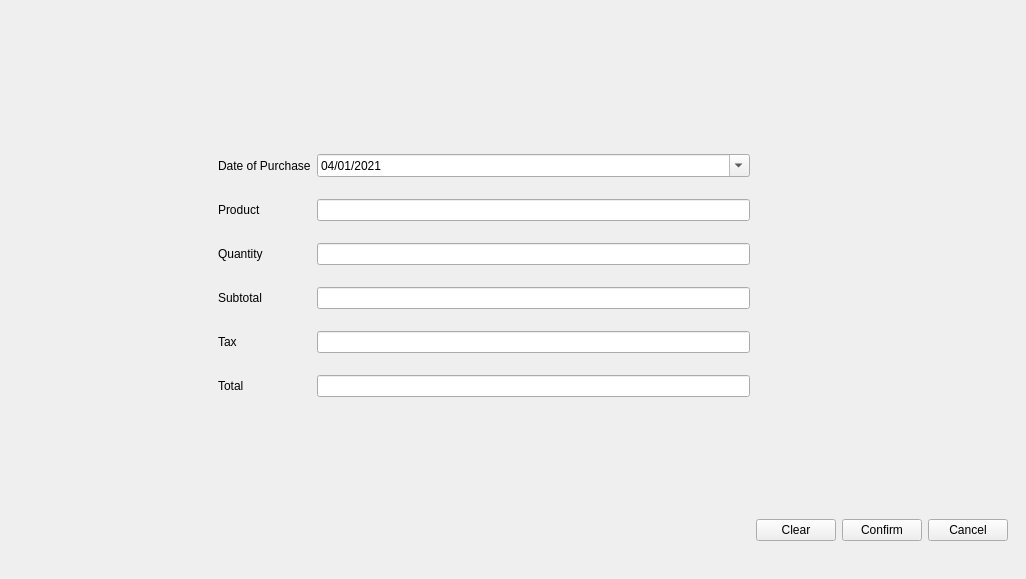
The window that BulkClub/mainwindow.ui (josharaedwards/CS1C-Project-2) describes before a commit, drawn with Qt 5.
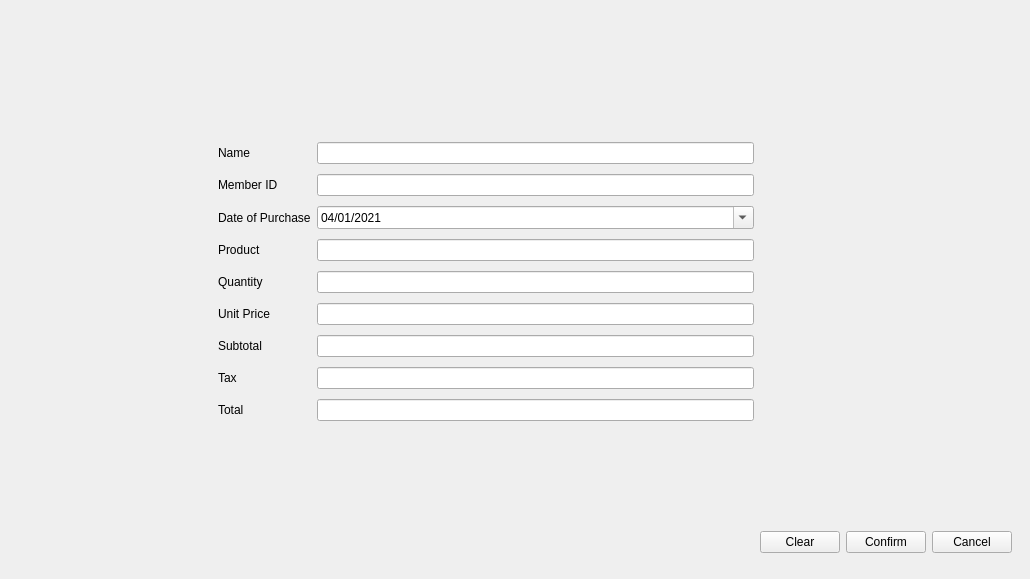
The same window after the commit. The open tabs and pages were chosen to show the change.

Commit message:
A sale can be added to a new member
Currently, only one sale can be added at the time of registering a member, but the added sale populates the member popup with accurate data as well as the sales table.

```diff
--- a/BulkClub/mainwindow.ui
+++ b/BulkClub/mainwindow.ui
@@ -9,7 +9,7 @@
    <rect>
     <x>0</x>
     <y>0</y>
-    <width>973</width>
+    <width>1030</width>
     <height>579</height>
    </rect>
   </property>
@@ -626,7 +626,21 @@
       </widget>
       <widget class="QWidget" name="addSalePage">
        <layout class="QGridLayout" name="gridLayout_7">
-        <item row="8" column="6">
+        <item row="9" column="2">
+         <widget class="QLineEdit" name="totalLineEdit">
+          <property name="readOnly">
+           <bool>true</bool>
+          </property>
+         </widget>
+        </item>
+        <item row="6" column="1">
+         <widget class="QLabel" name="label_14">
+          <property name="text">
+           <string>Unit Price</string>
+          </property>
+         </widget>
+        </item>
+        <item row="11" column="6">
          <widget class="QPushButton" name="cancelAddSaleButton">
           <property name="sizePolicy">
            <sizepolicy hsizetype="Fixed" vsizetype="Fixed">
@@ -639,173 +653,201 @@
           </property>
          </widget>
         </item>
-        <item row="6" column="1">
+        <item row="11" column="4">
+         <widget class="QPushButton" name="clearSaleButton">
+          <property name="sizePolicy">
+           <sizepolicy hsizetype="Fixed" vsizetype="Fixed">
+            <horstretch>0</horstretch>
+            <verstretch>0</verstretch>
+           </sizepolicy>
+          </property>
+          <property name="text">
+           <string>Clear</string>
+          </property>
+         </widget>
+        </item>
+        <item row="10" column="2">
+         <spacer name="verticalSpacer_7">
+          <property name="orientation">
+           <enum>Qt::Vertical</enum>
+          </property>
+          <property name="sizeType">
+           <enum>QSizePolicy::Fixed</enum>
+          </property>
+          <property name="sizeHint" stdset="0">
+           <size>
+            <width>20</width>
+            <height>100</height>
+           </size>
+          </property>
+         </spacer>
+        </item>
+        <item row="7" column="2">
+         <widget class="QLineEdit" name="subtotalLineEdit">
+          <property name="readOnly">
+           <bool>true</bool>
+          </property>
+         </widget>
+        </item>
+        <item row="3" column="2">
+         <widget class="QDateEdit" name="dateOfPurchaseDateEdit">
+          <property name="maximumDate">
+           <date>
+            <year>2021</year>
+            <month>4</month>
+            <day>7</day>
+           </date>
+          </property>
+          <property name="minimumDate">
+           <date>
+            <year>2021</year>
+            <month>4</month>
+            <day>1</day>
+           </date>
+          </property>
+          <property name="displayFormat">
+           <string>MM/dd/yyyy</string>
+          </property>
+          <property name="calendarPopup">
+           <bool>true</bool>
+          </property>
+         </widget>
+        </item>
+        <item row="9" column="1">
          <widget class="QLabel" name="label_13">
           <property name="text">
            <string>Total</string>
           </property>
          </widget>
         </item>
-        <item row="3" column="2">
-         <widget class="QLineEdit" name="quantityLineEdit"/>
+        <item row="6" column="2">
+         <widget class="QLineEdit" name="unitPriceLineEdit">
+          <property name="readOnly">
+           <bool>true</bool>
+          </property>
+         </widget>
+        </item>
+        <item row="0" column="2">
+         <spacer name="verticalSpacer_8">
+          <property name="orientation">
+           <enum>Qt::Vertical</enum>
+          </property>
+          <property name="sizeType">
+           <enum>QSizePolicy::Fixed</enum>
+          </property>
+          <property name="sizeHint" stdset="0">
+           <size>
+            <width>20</width>
+            <height>120</height>
+           </size>
+          </property>
+         </spacer>
+        </item>
+        <item row="4" column="1">
+         <widget class="QLabel" name="label_8">
+          <property name="text">
+           <string>Product</string>
+          </property>
+         </widget>
         </item>
         <item row="5" column="1">
-         <widget class="QLabel" name="label_12">
-          <property name="text">
-           <string>Tax</string>
-          </property>
-         </widget>
-        </item>
-        <item row="8" column="5">
-         <widget class="QPushButton" name="confirmAddSaleButton">
-          <property name="sizePolicy">
-           <sizepolicy hsizetype="Fixed" vsizetype="Fixed">
-            <horstretch>0</horstretch>
-            <verstretch>0</verstretch>
-           </sizepolicy>
-          </property>
-          <property name="text">
-           <string>Confirm</string>
-          </property>
-         </widget>
-        </item>
-        <item row="3" column="1">
          <widget class="QLabel" name="label_9">
           <property name="text">
            <string>Quantity</string>
           </property>
          </widget>
         </item>
-        <item row="1" column="2">
-         <widget class="QDateEdit" name="dateOfPurchaseDateEdit">
-          <property name="maximumDate">
-           <date>
-            <year>2021</year>
-            <month>4</month>
-            <day>7</day>
-           </date>
-          </property>
-          <property name="minimumDate">
-           <date>
-            <year>2021</year>
-            <month>4</month>
-            <day>1</day>
-           </date>
-          </property>
-          <property name="displayFormat">
-           <string>MM/dd/yyyy</string>
-          </property>
-          <property name="calendarPopup">
-           <bool>true</bool>
-          </property>
-         </widget>
+        <item row="5" column="2">
+         <widget class="QLineEdit" name="quantityLineEdit"/>
         </item>
-        <item row="3" column="0">
-         <spacer name="horizontalSpacer_12">
-          <property name="orientation">
-           <enum>Qt::Horizontal</enum>
-          </property>
-          <property name="sizeType">
-           <enum>QSizePolicy::Fixed</enum>
-          </property>
-          <property name="sizeHint" stdset="0">
-           <size>
-            <width>200</width>
-            <height>20</height>
-           </size>
-          </property>
-         </spacer>
-        </item>
-        <item row="1" column="1">
+        <item row="3" column="1">
          <widget class="QLabel" name="label_5">
           <property name="text">
            <string>Date of Purchase</string>
           </property>
          </widget>
         </item>
-        <item row="4" column="2">
-         <widget class="QLineEdit" name="subtotalLineEdit">
-          <property name="readOnly">
-           <bool>true</bool>
+        <item row="11" column="5">
+         <widget class="QPushButton" name="confirmAddSaleButton">
+          <property name="sizePolicy">
+           <sizepolicy hsizetype="Fixed" vsizetype="Fixed">
+            <horstretch>0</horstretch>
+            <verstretch>0</verstretch>
+           </sizepolicy>
+          </property>
+          <property name="text">
+           <string>Confirm</string>
           </property>
          </widget>
         </item>
-        <item row="5" column="2">
+        <item row="8" column="2">
          <widget class="QLineEdit" name="taxLineEdit">
           <property name="readOnly">
            <bool>true</bool>
           </property>
          </widget>
         </item>
-        <item row="8" column="4">
-         <widget class="QPushButton" name="clearSaleButton">
-          <property name="sizePolicy">
-           <sizepolicy hsizetype="Fixed" vsizetype="Fixed">
-            <horstretch>0</horstretch>
-            <verstretch>0</verstretch>
-           </sizepolicy>
-          </property>
-          <property name="text">
-           <string>Clear</string>
-          </property>
-         </widget>
-        </item>
-        <item row="6" column="2">
-         <widget class="QLineEdit" name="totalLineEdit">
-          <property name="readOnly">
-           <bool>true</bool>
-          </property>
-         </widget>
-        </item>
-        <item row="4" column="1">
+        <item row="7" column="1">
          <widget class="QLabel" name="label_11">
           <property name="text">
            <string>Subtotal</string>
           </property>
          </widget>
         </item>
-        <item row="2" column="1">
-         <widget class="QLabel" name="label_8">
-          <property name="text">
-           <string>Product</string>
-          </property>
-         </widget>
-        </item>
-        <item row="7" column="2">
-         <spacer name="verticalSpacer_7">
-          <property name="orientation">
-           <enum>Qt::Vertical</enum>
-          </property>
-          <property name="sizeType">
-           <enum>QSizePolicy::Fixed</enum>
-          </property>
-          <property name="sizeHint" stdset="0">
-           <size>
-            <width>20</width>
-            <height>100</height>
-           </size>
-          </property>
-         </spacer>
-        </item>
-        <item row="0" column="2">
-         <spacer name="verticalSpacer_8">
-          <property name="orientation">
-           <enum>Qt::Vertical</enum>
-          </property>
-          <property name="sizeType">
-           <enum>QSizePolicy::Fixed</enum>
-          </property>
-          <property name="sizeHint" stdset="0">
-           <size>
-            <width>20</width>
-            <height>120</height>
-           </size>
-          </property>
-         </spacer>
-        </item>
-        <item row="2" column="2">
+        <item row="4" column="2">
          <widget class="QLineEdit" name="productLineEdit"/>
         </item>
+        <item row="5" column="0">
+         <spacer name="horizontalSpacer_12">
+          <property name="orientation">
+           <enum>Qt::Horizontal</enum>
+          </property>
+          <property name="sizeType">
+           <enum>QSizePolicy::Fixed</enum>
+          </property>
+          <property name="sizeHint" stdset="0">
+           <size>
+            <width>200</width>
+            <height>20</height>
+           </size>
+          </property>
+         </spacer>
+        </item>
+        <item row="1" column="1">
+         <widget class="QLabel" name="label_15">
+          <property name="text">
+           <string>Name</string>
+          </property>
+         </widget>
+        </item>
+        <item row="8" column="1">
+         <widget class="QLabel" name="label_12">
+          <property name="text">
+           <string>Tax</string>
+          </property>
+         </widget>
+        </item>
+        <item row="1" column="2">
+         <widget class="QLineEdit" name="nameLineEdit">
+          <property name="readOnly">
+           <bool>true</bool>
+          </property>
+         </widget>
+        </item>
+        <item row="2" column="1">
+         <widget class="QLabel" name="label_16">
+          <property name="text">
+           <string>Member ID</string>
+          </property>
+         </widget>
+        </item>
+        <item row="2" column="2">
+         <widget class="QLineEdit" name="memIDLineEdit">
+          <property name="readOnly">
+           <bool>true</bool>
+          </property>
+         </widget>
+        </item>
        </layout>
       </widget>
       <widget class="QWidget" name="loginPage">
```
Left out of the diff: 12 changed lines with no effect on the pictures. The commit also changes 7 other files.
